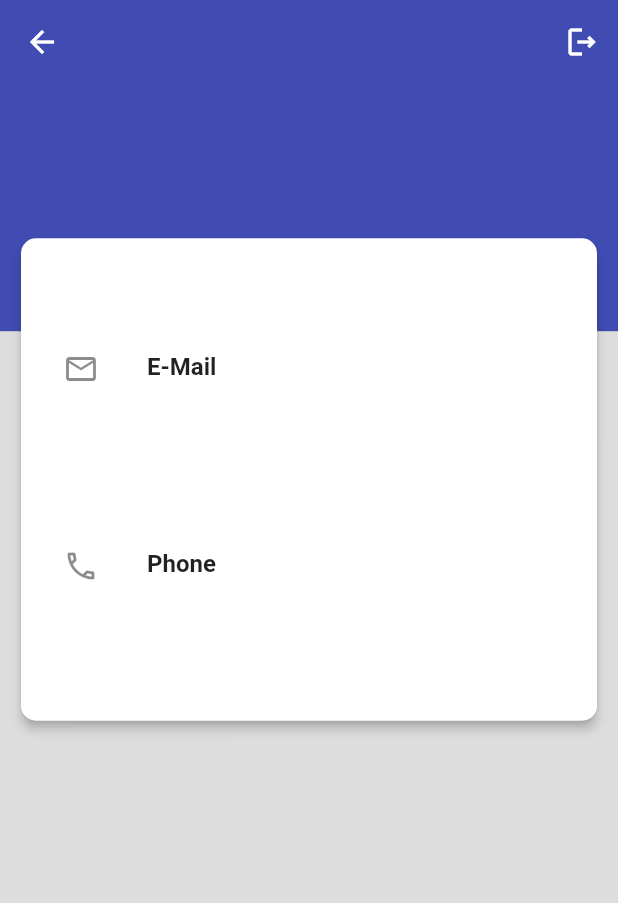
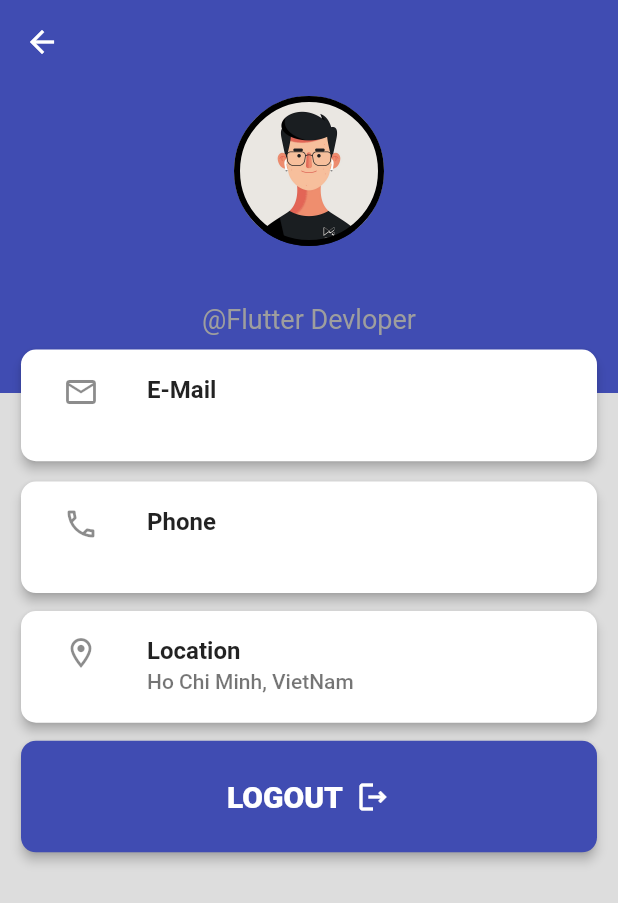
Before and after one commit to nguyenquoctrung1803/e-wallet, a Flutter app: the MyProfileScreen screen opened directly, on a phone screen of 412 x 824 dp. Shown: the top 903 px of the screen. Run offline on Flutter 3.47's test engine with Material 2 defaults, Android fonts, the phone set to English and light mode, and no system bars; our stand-ins replace cloud_firestore, firebase_auth, firebase_core, flutter_credit_card, flutter_riverpod, font_awesome_flutter and 4 more; accounts and stored records are empty.

Commit message:
Refactoring myprofile screen

```diff
--- a/lib/features/home/screen/home_screen.dart
+++ b/lib/features/home/screen/home_screen.dart
@@ -1,8 +1,8 @@
 import 'package:ewallet_app/features/home/widgets/char_widget.dart';
+import 'package:ewallet_app/features/home/widgets/chart_data_widget.dart';
 import 'package:ewallet_app/features/home/widgets/history_widget.dart';
 import 'package:flutter/material.dart';
 import 'package:flutter/src/widgets/framework.dart';
-import 'package:flutter/src/widgets/placeholder.dart';
 
 import '../../../common/utils/colors.dart';
 
@@ -18,6 +18,7 @@ class _HomeScreenState extends State<HomeScreen> {
   @override
   Widget build(BuildContext context) {
     final size = MediaQuery.of(context).size;
+    String selectedItemTittle = 'All Wallet';
     return Scaffold(
       appBar: AppBar(
         backgroundColor: buttonColor,
@@ -28,7 +29,7 @@ class _HomeScreenState extends State<HomeScreen> {
           onPressed: () {},
           icon: const Icon(
             Icons.account_circle_outlined,
-            color: Colors.grey,
+            color: Colors.white,
           ),
         ),
         actions: [
@@ -40,9 +41,39 @@ class _HomeScreenState extends State<HomeScreen> {
             ),
           ),
         ],
-        title: const Text(
-          'All Wallet',
-          style: TextStyle(color: Colors.white, fontSize: 20),
+        title: PopupMenuButton(
+          onSelected: (value) {
+            setState(() {
+              selectedItemTittle = value;
+              print(selectedItemTittle);
+            });
+          },
+          itemBuilder: ((context) {
+            return const [
+              PopupMenuItem(
+                value: 'PayPal',
+                child: Text('PayPal'),
+              ),
+              PopupMenuItem(
+                value: 'Visa',
+                child: Text('Visa'),
+              ),
+              PopupMenuItem(
+                value: 'American Express',
+                child: Text('American Express'),
+              ),
+            ];
+          }),
+          child: Row(
+            mainAxisAlignment: MainAxisAlignment.center,
+            children: [
+              Text(
+                selectedItemTittle,
+                style: const TextStyle(color: Colors.white, fontSize: 20),
+              ),
+              const Icon(Icons.arrow_drop_down),
+            ],
+          ),
         ),
         automaticallyImplyLeading: true,
       ),
--- a/lib/features/home/widgets/history_widget.dart
+++ b/lib/features/home/widgets/history_widget.dart
@@ -12,7 +12,7 @@ class HistoryWidget extends StatelessWidget {
     final size = MediaQuery.of(context).size;
     return SizedBox(
       width: size.width - 20,
-      height: 800,
+      height: 750,
       child: Card(
         shape: const RoundedRectangleBorder(
           borderRadius: BorderRadius.all(
@@ -129,6 +129,7 @@ class HistoryWidget extends StatelessWidget {
                     ),
                     subtitle: Text(
                       items20[index].subtitle,
+                      maxLines: 1,
                       style: const TextStyle(
                         fontSize: 16,
                         fontWeight: FontWeight.bold,
@@ -217,6 +218,7 @@ class HistoryWidget extends StatelessWidget {
                     ),
                     subtitle: Text(
                       items19[index].subtitle,
+                      maxLines: 1,
                       style: const TextStyle(
                         fontSize: 16,
                         fontWeight: FontWeight.bold,
--- a/lib/features/myprofile/screens/myproflie_screen.dart
+++ b/lib/features/myprofile/screens/myproflie_screen.dart
@@ -1,3 +1,5 @@
+import 'dart:math';
+
 import 'package:ewallet_app/features/myprofile/controller/my_profile_controller.dart';
 import 'package:ewallet_app/model/user_model.dart';
 import 'package:flutter/material.dart';
@@ -14,6 +16,7 @@ class MyProfileScreen extends ConsumerWidget {
   Widget build(BuildContext context, WidgetRef ref) {
     void logout() {
       ref.read(logoutUserControllerProvider);
+      print('Logout!');
     }
 
     final size = MediaQuery.of(context).size;
@@ -23,14 +26,6 @@ class MyProfileScreen extends ConsumerWidget {
         backgroundColor: buttonColor,
         elevation: 0.0,
         bottomOpacity: 0,
-        actions: [
-          IconButton(
-            onPressed: logout,
-            icon: const Icon(
-              Icons.logout_outlined,
-            ),
-          ),
-        ],
       ),
       body: StreamBuilder<UserModel>(
         stream: ref.read(myProfileControllerProvider).getUserData(),
@@ -44,14 +39,30 @@ class MyProfileScreen extends ConsumerWidget {
                 alignment: Alignment.topCenter,
                 children: [
                   Container(
-                    height: size.height * 0.2,
+                    height: size.height * 0.25,
                     width: size.width,
                     color: buttonColor,
                     child: Column(
                       mainAxisAlignment: MainAxisAlignment.start,
                       children: [
                         const SizedBox(
-                          height: 20,
+                          height: 8,
+                        ),
+                        Container(
+                          width: 100.0,
+                          height: 100.0,
+                          decoration: BoxDecoration(
+                            color: const Color(0xff7c94b6),
+                            image: const DecorationImage(
+                              image: AssetImage('assets/person_image.jpg'),
+                              fit: BoxFit.cover,
+                            ),
+                            borderRadius:
+                                const BorderRadius.all(Radius.circular(50.0)),
+                            border: Border.all(
+                              width: 4.0,
+                            ),
+                          ),
                         ),
                         Text(
                           snapshot.data!.fullName,
@@ -61,13 +72,20 @@ class MyProfileScreen extends ConsumerWidget {
                             color: Colors.white,
                           ),
                         ),
+                        const Text(
+                          '@Flutter Devloper',
+                          style: TextStyle(
+                            fontSize: 18,
+                            color: Colors.grey,
+                          ),
+                        )
                       ],
                     ),
                   ),
                   FractionalTranslation(
-                    translation: const Offset(0.0, 0.3),
+                    translation: const Offset(0.0, 2.1),
                     child: SizedBox(
-                      height: size.height * 0.4,
+                      height: size.height * 0.1,
                       width: size.width - 20,
                       child: Card(
                         elevation: 3,
@@ -78,10 +96,7 @@ class MyProfileScreen extends ConsumerWidget {
                         ),
                         child: Padding(
                           padding: const EdgeInsets.only(left: 12.0, right: 12),
-                          child: Column(
-                            mainAxisAlignment: MainAxisAlignment.spaceEvenly,
-                            children: [
-                              ListTile(
+                          child: ListTile(
                             leading: const Icon(Icons.email_outlined),
                             title: const Text(
                               'E-Mail',
@@ -90,9 +105,36 @@ class MyProfileScreen extends ConsumerWidget {
                                 fontWeight: FontWeight.bold,
                               ),
                             ),
-                                subtitle: Text(snapshot.data!.email),
+                            subtitle: Text(
+                              snapshot.data!.email,
+                              style: const TextStyle(
+                                fontSize: 14,
+                                fontWeight: FontWeight.w500,
                               ),
-                              ListTile(
+                            ),
+                          ),
+                        ),
+                      ),
+                    ),
+                  ),
+                ],
+              ),
+              const SizedBox(
+                height: 55,
+              ),
+              SizedBox(
+                height: size.height * 0.1,
+                width: size.width - 20,
+                child: Card(
+                  elevation: 3,
+                  shape: const RoundedRectangleBorder(
+                    borderRadius: BorderRadius.all(
+                      Radius.circular(10),
+                    ),
+                  ),
+                  child: Padding(
+                    padding: const EdgeInsets.only(left: 12.0, right: 12),
+                    child: ListTile(
                       leading: const Icon(Icons.phone_outlined),
                       title: const Text(
                         'Phone',
@@ -101,16 +143,91 @@ class MyProfileScreen extends ConsumerWidget {
                           fontWeight: FontWeight.bold,
                         ),
                       ),
-                                subtitle: Text(snapshot.data!.phone),
+                      subtitle: Text(
+                        snapshot.data!.phone,
+                        style: const TextStyle(
+                          fontSize: 14,
+                          fontWeight: FontWeight.w500,
+                        ),
+                      ),
+                    ),
+                  ),
+                ),
+              ),
+              const SizedBox(
+                height: 4,
+              ),
+              SizedBox(
+                height: size.height * 0.1,
+                width: size.width - 20,
+                child: const Card(
+                  elevation: 3,
+                  shape: RoundedRectangleBorder(
+                    borderRadius: BorderRadius.all(
+                      Radius.circular(10),
+                    ),
+                  ),
+                  child: Padding(
+                    padding: EdgeInsets.only(left: 12.0, right: 12),
+                    child: ListTile(
+                      leading: Icon(Icons.location_on_outlined),
+                      title: Text(
+                        'Location',
+                        style: TextStyle(
+                          fontSize: 16,
+                          fontWeight: FontWeight.bold,
+                        ),
+                      ),
+                      subtitle: Text(
+                        'Ho Chi Minh, VietNam',
+                        style: TextStyle(
+                          fontSize: 14,
+                          fontWeight: FontWeight.w500,
+                        ),
+                      ),
+                    ),
+                  ),
+                ),
+              ),
+              const SizedBox(
+                height: 4,
+              ),
+              SizedBox(
+                height: size.height * 0.1,
+                width: size.width - 20,
+                child: GestureDetector(
+                  onTap: logout,
+                  child: Card(
+                    elevation: 3,
+                    color: buttonColor,
+                    shape: const RoundedRectangleBorder(
+                      borderRadius: BorderRadius.all(
+                        Radius.circular(10),
+                      ),
+                    ),
+                    child: Row(
+                      mainAxisAlignment: MainAxisAlignment.center,
+                      children: const [
+                        Text(
+                          'LOGOUT',
+                          style: TextStyle(
+                            color: Colors.white,
+                            fontSize: 20,
+                            fontWeight: FontWeight.w800,
+                          ),
+                        ),
+                        SizedBox(
+                          width: 8,
+                        ),
+                        Icon(
+                          Icons.logout_outlined,
+                          color: Colors.white,
                         ),
                       ],
                     ),
                   ),
                 ),
               ),
-                  ),
-                ],
-              )
             ],
           );
         },
```
Also changed, not shown: assets/person_image.jpg (added). Lines whose indentation alone changed are shown as unchanged.
